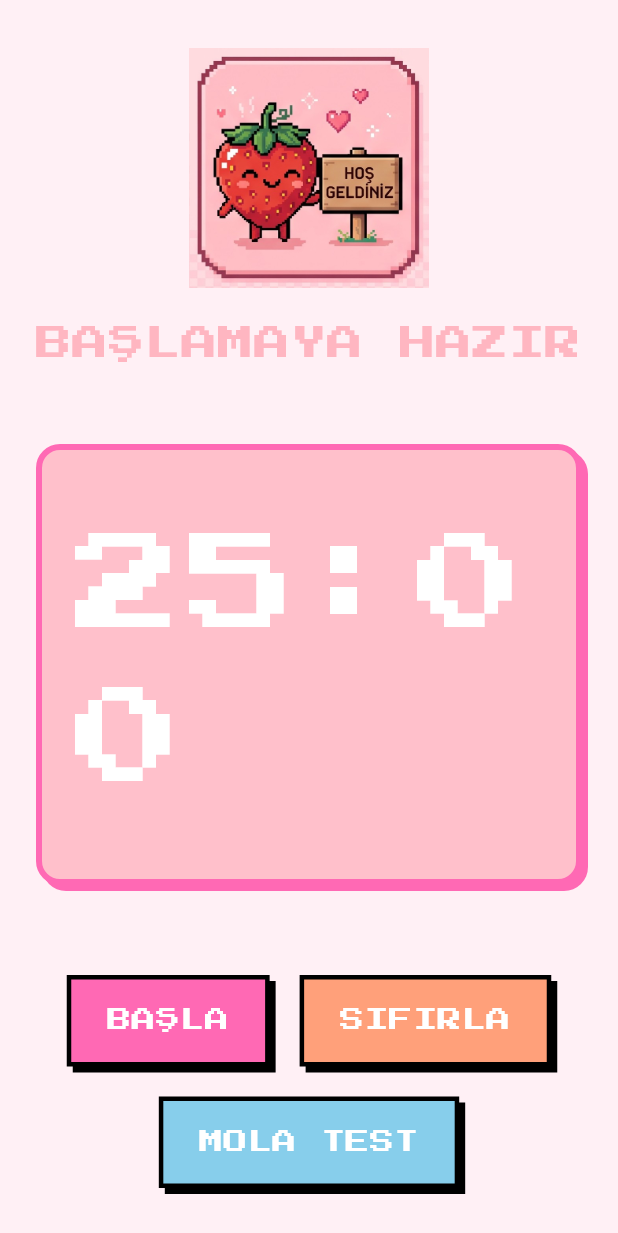
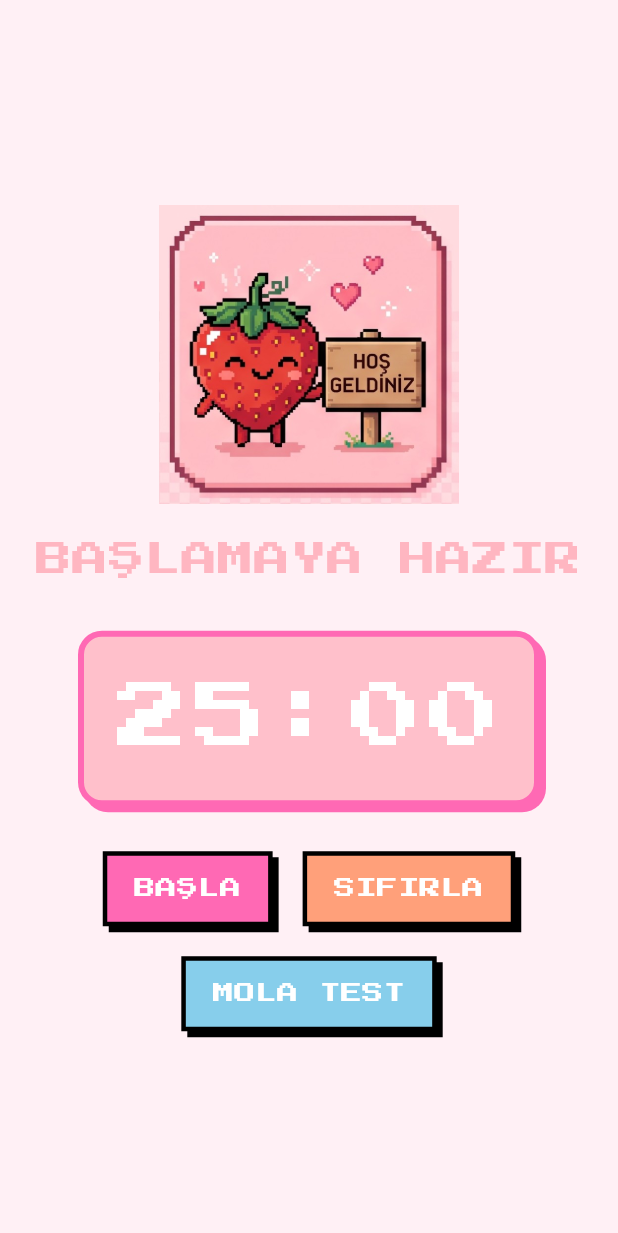
Before and after one commit to semagllclkk/pomodoro-app, a Flutter app: the screen it shows after launch, on a phone screen of 412 x 824 dp. Shown: the top 1233 px of the screen. Run offline on Flutter 3.47's test engine with Material 3 defaults, Android fonts, the phone set to English and light mode, and no system bars; our stand-ins replace google_fonts.

Commit message:
fix: optimize layout - reduce timer font size, button size, spacers; increase asset size

```diff
--- a/lib/main.dart
+++ b/lib/main.dart
@@ -112,8 +112,8 @@ class _PomodoroScreenState extends State<PomodoroScreen> {
                 tag: 'app-hero',
                 child: Image.asset(
                   currentAsset,
-                  width: 160,
-                  height: 160,
+                  width: 200,
+                  height: 200,
                   fit: BoxFit.contain,
                   errorBuilder: (c, e, s) => const Text(
                     '>-<',
@@ -132,10 +132,10 @@ class _PomodoroScreenState extends State<PomodoroScreen> {
                     fontSize: 24, color: Color(0xFFFFB6C1)), // Light Pink
                 textAlign: TextAlign.center,
               ),
-              const SizedBox(height: 50),
+              const SizedBox(height: 30),
               Container(
                 padding:
-                    const EdgeInsets.symmetric(vertical: 40, horizontal: 20),
+                    const EdgeInsets.symmetric(vertical: 20, horizontal: 20),
                 decoration: BoxDecoration(
                   color: const Color(0xFFFFC0CB), // Pink
                   borderRadius: BorderRadius.circular(16),
@@ -150,13 +150,13 @@ class _PomodoroScreenState extends State<PomodoroScreen> {
                 child: Text(
                   timerText,
                   style: const TextStyle(
-                    fontSize: 72,
+                    fontSize: 48,
                     color: Colors.white,
                     letterSpacing: 4,
                   ),
                 ),
               ),
-              const SizedBox(height: 60),
+              const SizedBox(height: 30),
               Row(
                 mainAxisAlignment: MainAxisAlignment.center,
                 children: [
@@ -208,7 +208,7 @@ class _PixelButton extends StatelessWidget {
     return GestureDetector(
       onTap: onPressed,
       child: Container(
-        padding: const EdgeInsets.symmetric(vertical: 16, horizontal: 24),
+        padding: const EdgeInsets.symmetric(vertical: 12, horizontal: 18),
         decoration: BoxDecoration(
           color: color,
           border: Border.all(color: Colors.black, width: 3),
@@ -221,7 +221,7 @@ class _PixelButton extends StatelessWidget {
         ),
         child: Text(
           text,
-          style: const TextStyle(color: Colors.white, fontSize: 16),
+          style: const TextStyle(color: Colors.white, fontSize: 14),
         ),
       ),
     );
```
